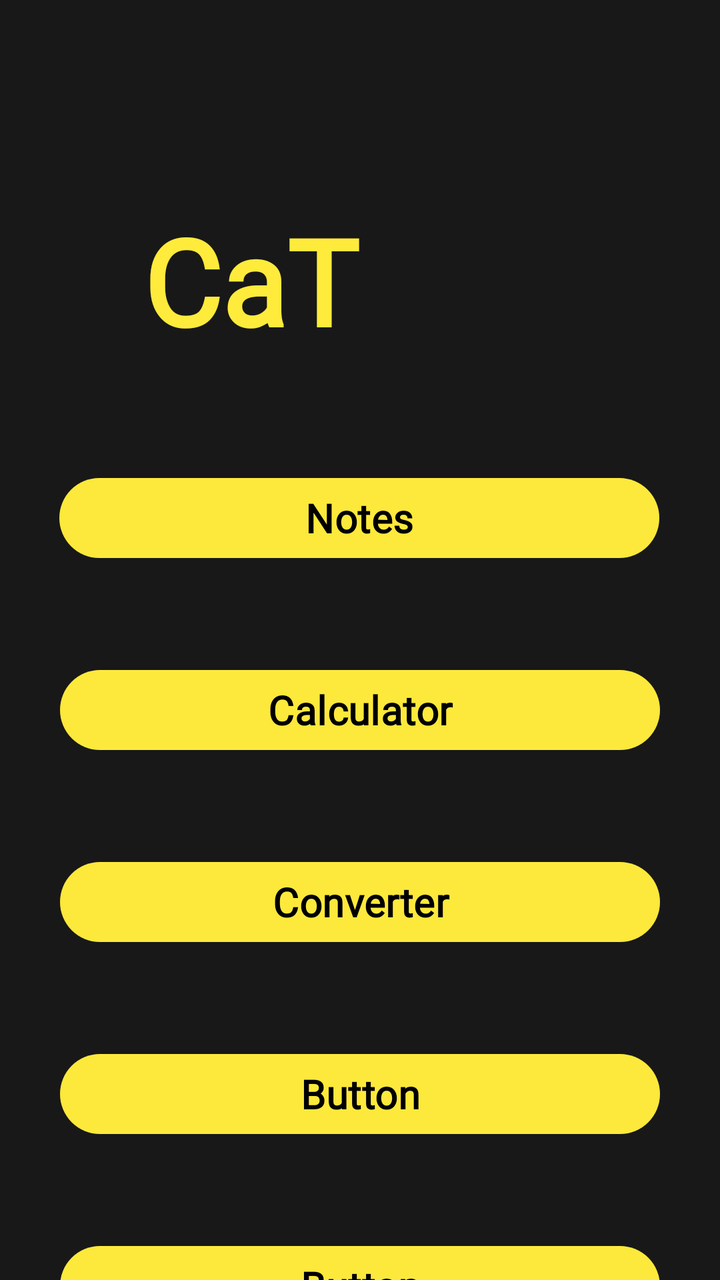
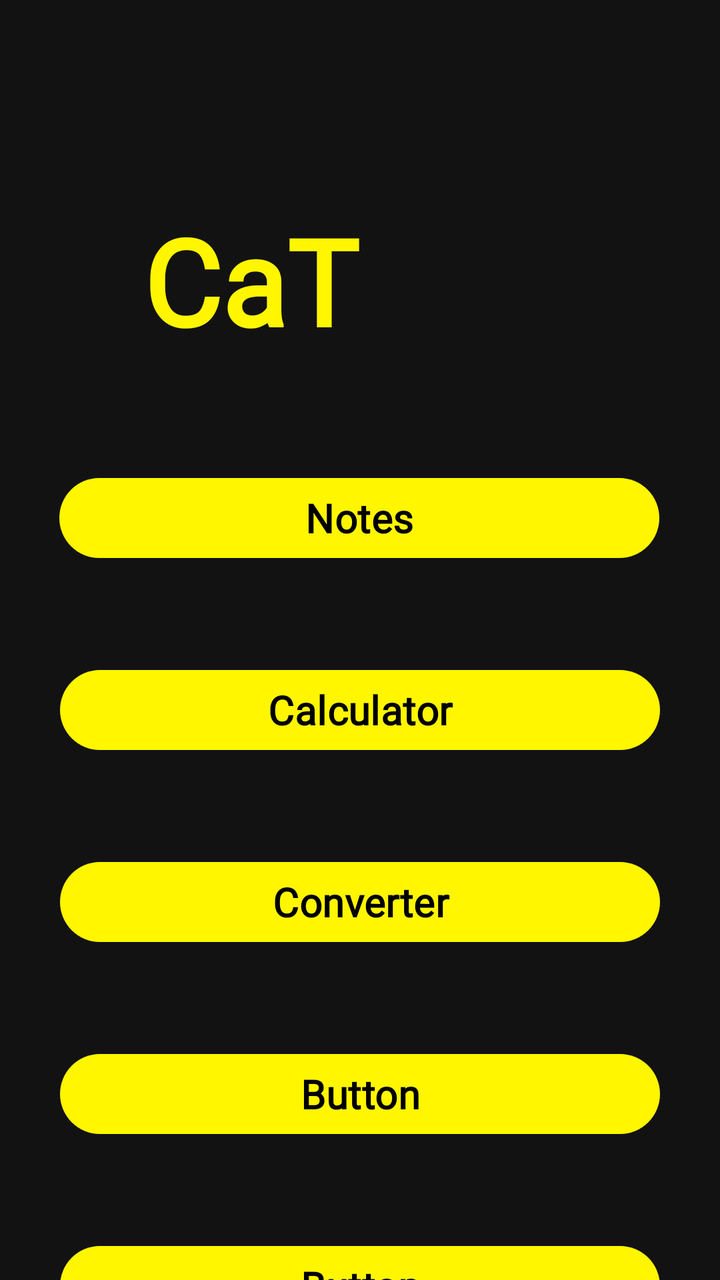

An Android layout rendered at two revisions. The XML below is the earlier revision; the diff shows what the commit changed to produce the second picture.
<!-- AndroidManifest.xml: application theme Theme.FinalProject -->
<!-- res/layout/activity_main.xml -->
<?xml version="1.0" encoding="utf-8"?>
<androidx.constraintlayout.widget.ConstraintLayout xmlns:android="http://schemas.android.com/apk/res/android"
    xmlns:app="http://schemas.android.com/apk/res-auto"
    xmlns:tools="http://schemas.android.com/tools"
    android:id="@+id/main"
    android:layout_width="match_parent"
    android:layout_height="match_parent"
    android:background="#181818"
    tools:context=".MainActivity">

    <Button
        android:id="@+id/buttonNotes"
        android:layout_width="300dp"
        android:layout_height="wrap_content"
        android:layout_marginTop="52dp"
        android:fontFamily="@font/patrick_hand"
        android:text="Notes"
        android:textColor="#000000"
        android:textSize="20sp"
        android:textStyle="bold"
        app:backgroundTint="#FDE93B"
        app:layout_constraintEnd_toEndOf="parent"
        app:layout_constraintHorizontal_bias="0.495"
        app:layout_constraintStart_toStartOf="parent"
        app:layout_constraintTop_toBottomOf="@+id/textView" />

    <Button
        android:id="@+id/button2"
        android:layout_width="300dp"
        android:layout_height="wrap_content"
        android:layout_marginTop="48dp"
        android:fontFamily="@font/patrick_hand"
        android:text="Calculator"
        android:textColor="#000000"
        android:textSize="20sp"
        android:textStyle="bold"
        app:backgroundTint="#FDE93B"
        app:layout_constraintEnd_toEndOf="parent"
        app:layout_constraintHorizontal_bias="0.498"
        app:layout_constraintStart_toStartOf="parent"
        app:layout_constraintTop_toBottomOf="@+id/buttonNotes" />

    <Button
        android:id="@+id/button3"
        android:layout_width="300dp"
        android:layout_height="wrap_content"
        android:layout_marginTop="48dp"
        android:fontFamily="@font/patrick_hand"
        android:text="Converter"
        android:textColor="#000000"
        android:textSize="20sp"
        android:textStyle="bold"
        app:backgroundTint="#FDE93B"
        app:layout_constraintEnd_toEndOf="parent"
        app:layout_constraintHorizontal_bias="0.498"
        app:layout_constraintStart_toStartOf="parent"
        app:layout_constraintTop_toBottomOf="@+id/button2" />

    <Button
        android:id="@+id/button4"
        android:layout_width="300dp"
        android:layout_height="wrap_content"
        android:layout_marginTop="48dp"
        android:fontFamily="@font/patrick_hand"
        android:text="Button"
        android:textColor="#000000"
        android:textSize="20sp"
        android:textStyle="bold"
        app:backgroundTint="#FDE93B"
        app:layout_constraintEnd_toEndOf="parent"
        app:layout_constraintHorizontal_bias="0.498"
        app:layout_constraintStart_toStartOf="parent"
        app:layout_constraintTop_toBottomOf="@+id/button3" />

    <Button
        android:id="@+id/button6"
        android:layout_width="300dp"
        android:layout_height="wrap_content"
        android:layout_marginTop="48dp"
        android:fontFamily="@font/patrick_hand"
        android:text="Button"
        android:textColor="#000000"
        android:textSize="20sp"
        android:textStyle="bold"
        app:backgroundTint="#FDE93B"
        app:layout_constraintEnd_toEndOf="parent"
        app:layout_constraintHorizontal_bias="0.498"
        app:layout_constraintStart_toStartOf="parent"
        app:layout_constraintTop_toBottomOf="@+id/button4" />

    <TextView
        android:id="@+id/textView"
        android:layout_width="217dp"
        android:layout_height="83dp"
        android:layout_marginTop="100dp"
        android:fontFamily="@font/patrick_hand"
        android:text="CaT Tools"
        android:textColor="#FFEB3B"
        android:textSize="60sp"
        android:textStyle="bold"
        app:layout_constraintEnd_toEndOf="parent"
        app:layout_constraintStart_toStartOf="parent"
        app:layout_constraintTop_toTopOf="parent" />

</androidx.constraintlayout.widget.ConstraintLayout>
<!-- resources referenced by this layout -->
<resources>
  <style name="Theme.FinalProject" parent="Base.Theme.FinalProject" />
  <style name="Base.Theme.FinalProject" parent="Theme.Material3.DayNight.NoActionBar">
          
          
      </style>
</resources>

<!-- the commit's change to res/layout/activity_main.xml (unified diff, before → after) -->
@@ -5,7 +5,7 @@
     android:id="@+id/main"
     android:layout_width="match_parent"
     android:layout_height="match_parent"
-    android:background="#181818"
+    android:background="#121212"
     tools:context=".MainActivity">
 
     <Button
@@ -18,7 +18,7 @@
         android:textColor="#000000"
         android:textSize="20sp"
         android:textStyle="bold"
-        app:backgroundTint="#FDE93B"
+        app:backgroundTint="#FFF600"
         app:layout_constraintEnd_toEndOf="parent"
         app:layout_constraintHorizontal_bias="0.495"
         app:layout_constraintStart_toStartOf="parent"
@@ -34,7 +34,7 @@
         android:textColor="#000000"
         android:textSize="20sp"
         android:textStyle="bold"
-        app:backgroundTint="#FDE93B"
+        app:backgroundTint="#FFF600"
         app:layout_constraintEnd_toEndOf="parent"
         app:layout_constraintHorizontal_bias="0.498"
         app:layout_constraintStart_toStartOf="parent"
@@ -50,7 +50,7 @@
         android:textColor="#000000"
         android:textSize="20sp"
         android:textStyle="bold"
-        app:backgroundTint="#FDE93B"
+        app:backgroundTint="#FFF600"
         app:layout_constraintEnd_toEndOf="parent"
         app:layout_constraintHorizontal_bias="0.498"
         app:layout_constraintStart_toStartOf="parent"
@@ -66,7 +66,7 @@
         android:textColor="#000000"
         android:textSize="20sp"
         android:textStyle="bold"
-        app:backgroundTint="#FDE93B"
+        app:backgroundTint="#FFF600"
         app:layout_constraintEnd_toEndOf="parent"
         app:layout_constraintHorizontal_bias="0.498"
         app:layout_constraintStart_toStartOf="parent"
@@ -82,7 +82,7 @@
         android:textColor="#000000"
         android:textSize="20sp"
         android:textStyle="bold"
-        app:backgroundTint="#FDE93B"
+        app:backgroundTint="#FFF600"
         app:layout_constraintEnd_toEndOf="parent"
         app:layout_constraintHorizontal_bias="0.498"
         app:layout_constraintStart_toStartOf="parent"
@@ -95,7 +95,7 @@
         android:layout_marginTop="100dp"
         android:fontFamily="@font/patrick_hand"
         android:text="CaT Tools"
-        android:textColor="#FFEB3B"
+        android:textColor="#FFF600"
         android:textSize="60sp"
         android:textStyle="bold"
         app:layout_constraintEnd_toEndOf="parent"
